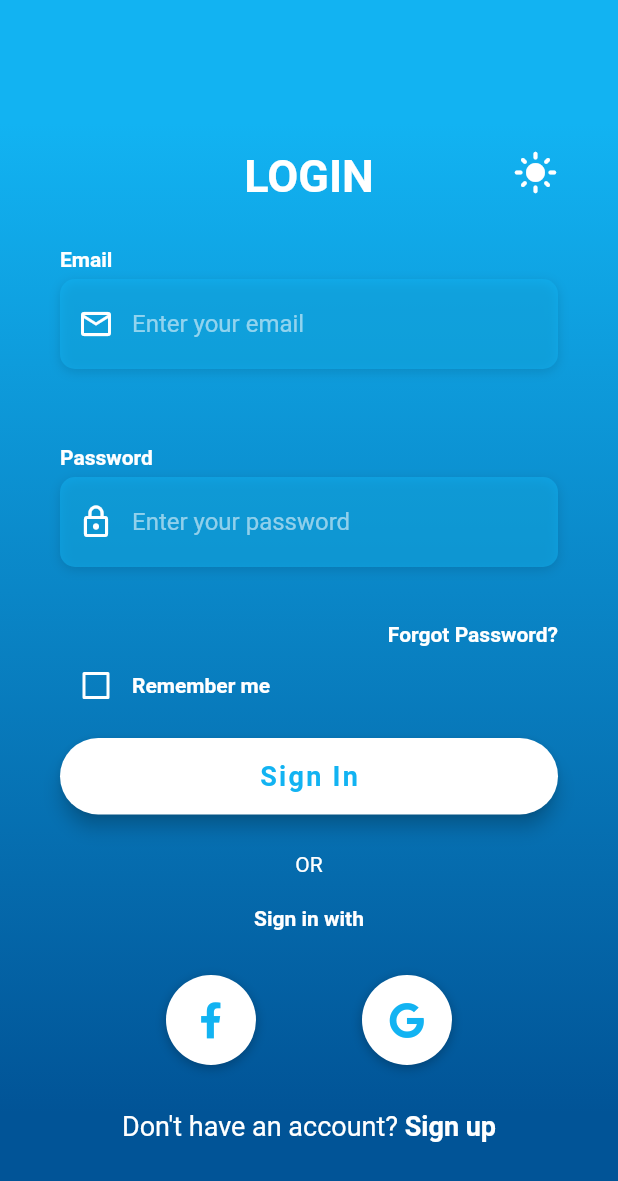
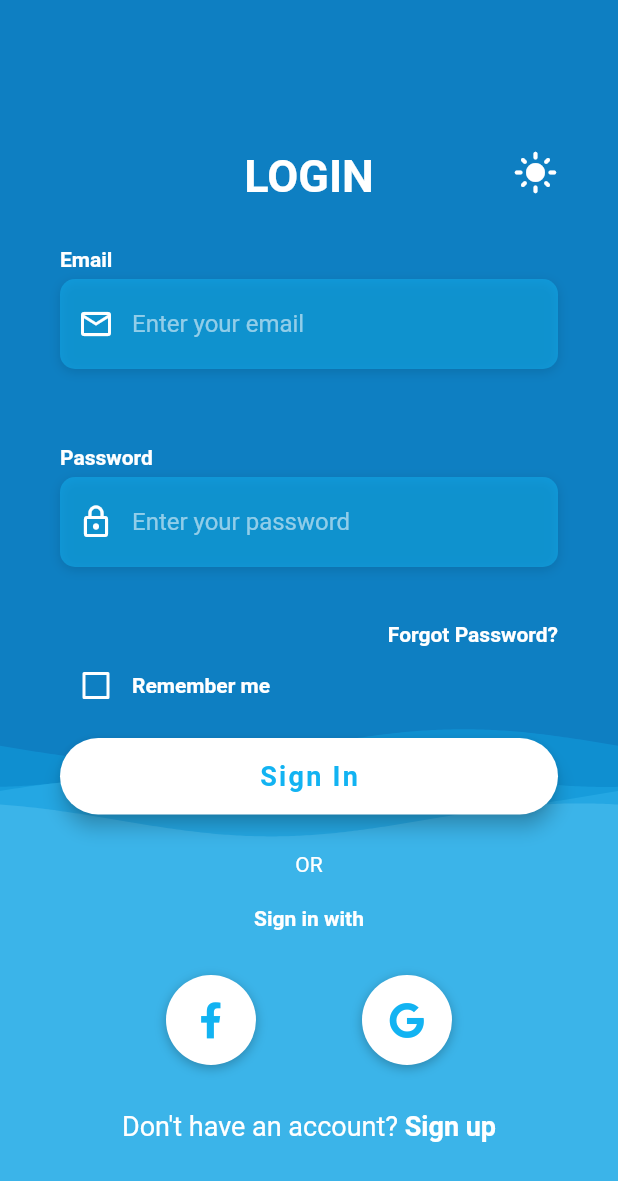
Before and after one commit to ArintonAkos/My-Instrument, a Flutter app: the LoginPage screen opened by its route, on a phone screen of 412 x 824 dp. Shown: the top 1181 px of the screen. Run offline on Flutter 3.47's test engine with Material 2 defaults, Android fonts, the phone set to English and light mode, and no system bars; drawn by our look-alikes of wave; our stand-ins replace flutter_modular, flutter_svg, font_awesome_flutter, google_nav_bar, line_icons, liquid_swipe and 2 more; accounts and stored records are empty; Roboto replaces fonts that are missing (OpenSans).

Commit message:
Updated auth pages

```diff
--- a/lib/bloc/auth/auth_pages_constants.dart
+++ b/lib/bloc/auth/auth_pages_constants.dart
@@ -117,7 +117,7 @@ Widget buildTF(String inputLabel, String hintText, AppThemeData? theme, IconData
           errorText?? "",
           style: TextStyle(
             fontSize: 14,
-            color: theme?.materialTheme.errorColor
+            color: theme?.customTheme.AuthErrorColor
           ),
         )
       ),
--- a/lib/bloc/auth/login.dart
+++ b/lib/bloc/auth/login.dart
@@ -9,6 +9,8 @@ import 'package:my_instrument/shared/theme/theme_manager.dart';
 import 'package:my_instrument/shared/translation/app_localizations.dart';
 import 'package:my_instrument/shared/widgets/custom_dialog.dart';
 import 'package:provider/provider.dart';
+import 'package:wave/config.dart';
+import 'package:wave/wave.dart';
 
 import 'auth_pages_constants.dart';
 
@@ -247,16 +249,21 @@ class _LoginPageState extends State<LoginPage> {
               Container(
                   height: double.infinity,
                   width: double.infinity,
-                  decoration: BoxDecoration(
-                    gradient: LinearGradient(
-                      begin: Alignment.topCenter,
-                      end: Alignment.bottomCenter,
+                  child: WaveWidget(
+                    config: CustomConfig(
                       colors: [
-                        Provider.of<ThemeNotifier>(context).getTheme()!.customTheme.LoginGradientStart,
-                        Provider.of<ThemeNotifier>(context).getTheme()!.customTheme.LoginGradientEnd,
+                        Provider.of<ThemeNotifier>(context).getTheme()!.customTheme.AuthPagesPrimaryColors[0],
+                        Provider.of<ThemeNotifier>(context).getTheme()!.customTheme.AuthPagesPrimaryColors[1],
+                        Provider.of<ThemeNotifier>(context).getTheme()!.customTheme.AuthPagesPrimaryColors[2],
+                        Provider.of<ThemeNotifier>(context).getTheme()!.customTheme.AuthPagesPrimaryColors[3]
                       ],
-                      stops: [0.1, 0.9],
+                      durations: [18000, 8000, 5000, 12000],
+                      heightPercentages: [0.59, 0.61, 0.63, 0.65],
+                      blur: MaskFilter.blur(BlurStyle.solid, 10.0),
                     ),
+                    size: Size(double.infinity, double.infinity),
+                    backgroundColor: Provider.of<ThemeNotifier>(context).getTheme()!.customTheme.LoginGradientStart,
+                    waveAmplitude: 1,
                   ),
                 ),
               Container(
--- a/lib/modular/app_module.dart
+++ b/lib/modular/app_module.dart
@@ -1,4 +1,5 @@
 import 'package:flutter_modular/flutter_modular.dart';
+import 'package:my_instrument/bloc/auth/forgot_password.dart';
 import 'package:my_instrument/bloc/auth/login.dart';
 import 'package:my_instrument/bloc/auth/register.dart';
 import 'package:my_instrument/bloc/main/fav/fav.dart';
@@ -89,6 +90,10 @@ class AppModule extends Module {
       transition: TransitionType.custom,
       customTransition: slideTransition,
     ),
+    ChildRoute('',
+      child: (_, __) => ForgotPasswordPage(),
+      transition: TransitionType.fadeIn
+    ),
     ChildRoute('/splash',
       child: (_, args) => SplashPage(),
       transition: TransitionType.custom,
--- a/lib/shared/theme/app_theme_data.dart
+++ b/lib/shared/theme/app_theme_data.dart
@@ -12,6 +12,8 @@ class CustomAppTheme {
   final Color LoginButtonsColor;
   final Color LoginButtonText;
   final Color DropdownItemColor;
+  final Color AuthErrorColor;
+  final List<Color> AuthPagesPrimaryColors;
 
   const CustomAppTheme({
     required this.LoginGradientStart,
@@ -19,7 +21,9 @@ class CustomAppTheme {
     required this.LoginInputColor,
     required this.LoginButtonsColor,
     required this.LoginButtonText,
-    required this.DropdownItemColor
+    required this.DropdownItemColor,
+    required this.AuthErrorColor,
+    required this.AuthPagesPrimaryColors,
   });
 }
 
@@ -33,12 +37,19 @@ class AppThemeData {
   });
 
   CustomAppTheme customLightTheme = CustomAppTheme(
-    LoginGradientStart: const Color(0xFF12B3F2),
+    LoginGradientStart: const Color(0xFF0E7FC2),
     LoginGradientEnd: const Color(0xFF015497),
     LoginInputColor: const Color(0xFF12B3F2).withOpacity(0.5),
     LoginButtonsColor: Colors.white,
     LoginButtonText: const Color(0xFF12B3F2),
-    DropdownItemColor: const Color(0xFF008eca)
+    DropdownItemColor: const Color(0xFF008eca),
+    AuthErrorColor: const Color(0xFFFF80AB),
+    AuthPagesPrimaryColors: [
+      const Color(0xFF12B3F1).withOpacity(0.3),
+      const Color(0xFF2ABBF3).withOpacity(0.3),
+      const Color(0xFF41C2F5).withOpacity(0.3),
+      const Color(0xFF71D1F7).withOpacity(0.3),
+    ]
   );
 
   CustomAppTheme customDarkTheme = CustomAppTheme(
@@ -47,7 +58,14 @@ class AppThemeData {
     LoginInputColor: const Color(0xFF2B2B2B),
     LoginButtonsColor: const Color(0xFF2A2A2A),
     LoginButtonText: Colors.white,
-    DropdownItemColor: const Color(0xFF2B2B2B)
+    DropdownItemColor: const Color(0xFF2B2B2B),
+    AuthErrorColor: Colors.white,
+    AuthPagesPrimaryColors: [
+      const Color(0xFF1F1F1F).withOpacity(0.8),
+      const Color(0xFF2B2B2B).withOpacity(0.7),
+      const Color(0xFF2F2F2F).withOpacity(0.6),
+      const Color(0xFF323232).withOpacity(1)
+    ]
   );
 
 
--- a/pubspec.yaml
+++ b/pubspec.yaml
@@ -47,6 +47,7 @@ dependencies:
   flutter_svg: ^0.22.0
   liquid_swipe: ^2.1.0
   http: ^0.13.3
+  wave: ^0.2.0
 
   # The following adds the Cupertino Icons font to your application.
   # Use with the CupertinoIcons class for iOS style icons.
```
Also changed, not shown: assets/i18n/en.json (+5 -5 lines), assets/i18n/hu.json (+5 -5 lines), assets/i18n/ro.json (+5 -5 lines), lib/bloc/auth/forgot_password.dart (added, +14 -0 lines), lib/bloc/auth/register.dart (+37 -23 lines), pubspec.lock.
